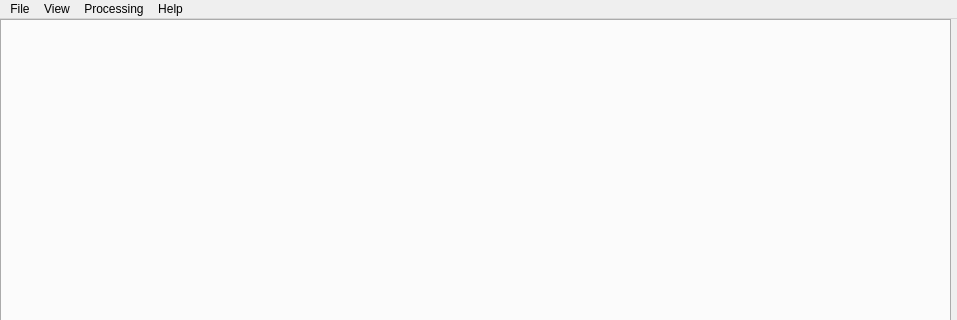
Above: qt/win_main.ui from gem/sidd before the change; both pictures show x 0 to 957 and y 0 to 320 of the 957 by 766 pixel window. Below: the same form after it.
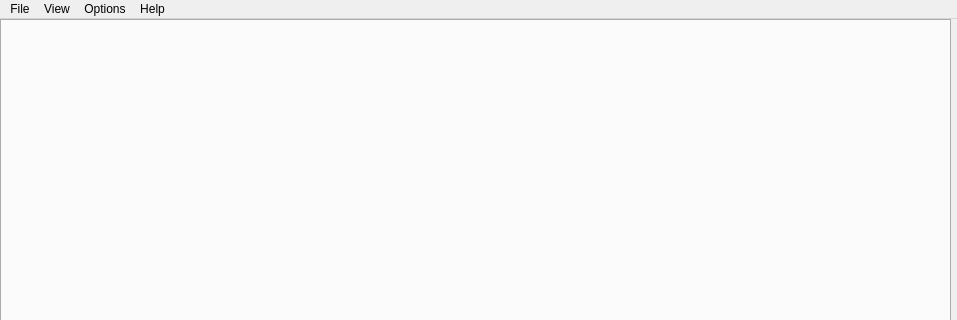
That is the form after the change.

The edit to the form file:
```diff
--- a/qt/win_main.ui
+++ b/qt/win_main.ui
@@ -70,7 +70,7 @@
    </widget>
    <widget class="QMenu" name="menuProcessing">
     <property name="title">
-     <string>Processing</string>
+     <string>Options</string>
     </property>
     <addaction name="actionProcessing_Options"/>
    </widget>
```
Left out of the diff: 39 changed lines with no effect on the pictures.
